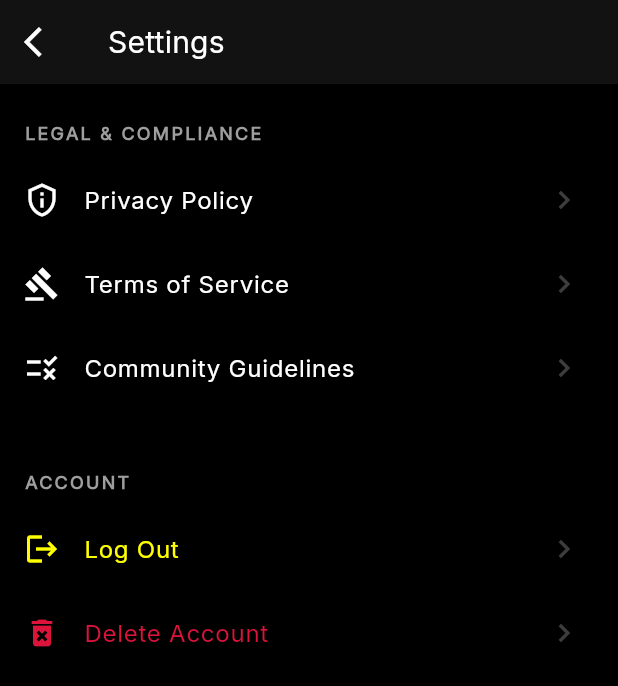
After one commit to ahmedimran257-wq/Fuse, a Flutter app: the screen it shows once a user with an empty profile is signed in, item 3 of the bottom bar chosen, after a tap on the "settings" icon, on a phone screen of 412 x 824 dp. The commit adds this screen. Shown: the top 686 px of the screen. Run offline on Flutter 3.47's test engine with Material 3 defaults, Android fonts, the phone set to English and light mode, and no system bars; our stand-ins replace cached_network_image, camera, firebase_core, firebase_messaging, flutter_animate, flutter_dotenv and 10 more; accounts and stored records are empty; network calls fail.

Commit message:
Update project

```diff
--- a/lib/core/routing/app_router.dart
+++ b/lib/core/routing/app_router.dart
@@ -21,6 +21,7 @@ import '../../features/profile/presentation/immortal_posts_screen.dart';
 import '../../features/feed/presentation/comments_screen.dart';
 import '../../features/profile/presentation/public_profile_screen.dart';
 import '../../features/auth/presentation/onboarding_screen.dart';
+import '../../features/profile/presentation/settings_screen.dart';
 import 'main_scaffold.dart';
 
 CustomTransitionPage buildPageWithDefaultTransition<T>({
@@ -216,6 +217,14 @@ final routerProvider = Provider<GoRouter>((ref) {
           );
         },
       ),
+      GoRoute(
+        path: '/settings',
+        pageBuilder: (context, state) => buildPageWithDefaultTransition(
+          context: context,
+          state: state,
+          child: const SettingsScreen(),
+        ),
+      ),
     ],
   );
 });
--- /dev/null
+++ b/lib/core/services/notification_service.dart
@@ -0,0 +1,107 @@
+import 'package:firebase_messaging/firebase_messaging.dart';
+import 'package:flutter_local_notifications/flutter_local_notifications.dart';
+import 'package:supabase_flutter/supabase_flutter.dart';
+import 'package:flutter/foundation.dart';
+import 'dart:ui';
+
+class NotificationService {
+  static final NotificationService _instance = NotificationService._internal();
+  factory NotificationService() => _instance;
+  NotificationService._internal();
+
+  final _firebaseMessaging = FirebaseMessaging.instance;
+  final _localNotifications = FlutterLocalNotificationsPlugin();
+
+  Future<void> initialize() async {
+    try {
+      // 1. Request Permission from the user
+      final settings = await _firebaseMessaging.requestPermission(
+        alert: true,
+        badge: true,
+        sound: true,
+      );
+
+      if (settings.authorizationStatus != AuthorizationStatus.authorized) {
+        debugPrint('User declined push notifications');
+        return;
+      }
+
+      // 2. Initialize Local Notifications (For Foreground display)
+      const androidInit = AndroidInitializationSettings('@mipmap/ic_launcher');
+      const iosInit = DarwinInitializationSettings();
+      await _localNotifications.initialize(
+        settings: InitializationSettings(android: androidInit, iOS: iosInit),
+      );
+
+      // Create the high priority channel for Android
+      const channel = AndroidNotificationChannel(
+        'fuse_high_priority',
+        'High Priority Notifications',
+        description: 'Used for dying posts and messages',
+        importance: Importance.max,
+      );
+      await _localNotifications
+          .resolvePlatformSpecificImplementation<
+            AndroidFlutterLocalNotificationsPlugin
+          >()
+          ?.createNotificationChannel(channel);
+
+      // 3. Get the FCM Token and send it to Supabase
+      final token = await _firebaseMessaging.getToken();
+      if (token != null) {
+        await _registerTokenWithSupabase(token);
+      }
+
+      // Listen for token refreshes
+      _firebaseMessaging.onTokenRefresh.listen(_registerTokenWithSupabase);
+
+      // 4. Handle Foreground Messages
+      FirebaseMessaging.onMessage.listen((RemoteMessage message) {
+        _showLocalNotification(message);
+      });
+    } catch (e) {
+      debugPrint('Failed to initialize notifications: $e');
+    }
+  }
+
+  Future<void> _registerTokenWithSupabase(String token) async {
+    // Supabase native method to store the FCM token for the current user
+    try {
+      // This assumes you are using the built-in Supabase push setup.
+      // If you are using a custom table, you would insert the token into a `user_fcm_tokens` table here.
+      // For now, we will use a custom RPC to store it securely.
+      await Supabase.instance.client.rpc(
+        'register_fcm_token',
+        params: {'p_token': token},
+      );
+    } catch (e) {
+      debugPrint('Error registering token: $e');
+    }
+  }
+
+  void _showLocalNotification(RemoteMessage message) {
+    final notification = message.notification;
+    if (notification == null) return;
+
+    _localNotifications.show(
+      id: notification.hashCode,
+      title: notification.title,
+      body: notification.body,
+      notificationDetails: const NotificationDetails(
+        android: AndroidNotificationDetails(
+          'fuse_high_priority',
+          'High Priority Notifications',
+          channelDescription: 'Used for dying posts and messages',
+          importance: Importance.max,
+          priority: Priority.high,
+          color: Color(0xFFFF3366), // AppColors.danger
+        ),
+        iOS: DarwinNotificationDetails(
+          presentAlert: true,
+          presentSound: true,
+          presentBadge: true,
+        ),
+      ),
+    );
+  }
+}
--- a/lib/features/auth/data/auth_repository.dart
+++ b/lib/features/auth/data/auth_repository.dart
@@ -33,4 +33,11 @@ class AuthRepository {
   Stream<AuthState> authStateChanges() {
     return _client.auth.onAuthStateChange;
   }
+
+  Future<void> deleteAccount() async {
+    // 1. Trigger the secure deletion RPC
+    await _client.rpc('delete_user_account');
+    // 2. Sign out locally to clear the device cache
+    await signOut();
+  }
 }
--- a/lib/features/profile/presentation/profile_screen.dart
+++ b/lib/features/profile/presentation/profile_screen.dart
@@ -2,7 +2,6 @@ import 'package:flutter/material.dart';
 import 'package:flutter_riverpod/flutter_riverpod.dart';
 import 'package:supabase_flutter/supabase_flutter.dart';
 import 'profile_controller.dart';
-import '../../auth/presentation/auth_controller.dart';
 import '../../../shared/widgets/fuse_glass_card.dart';
 import '../../../shared/widgets/premium_button.dart';
 import '../../../core/theme/app_colors.dart';
@@ -41,10 +40,10 @@ class ProfileScreen extends ConsumerWidget {
         actions: [
           if (isOwnProfile)
             IconButton(
-              icon: const Icon(Icons.logout, color: AppColors.danger),
-              onPressed: () async {
+              icon: const Icon(Icons.settings, color: Colors.white),
+              onPressed: () {
                 HapticsEngine.selectionClick();
-                await ref.read(authControllerProvider.notifier).signOut();
+                context.push('/settings');
               },
             ),
         ],
--- a/lib/features/profile/presentation/public_profile_screen.dart
+++ b/lib/features/profile/presentation/public_profile_screen.dart
@@ -173,7 +173,7 @@ class PublicProfileScreen extends ConsumerWidget {
                 ),
               ),
               loading: () => const CircularProgressIndicator(),
-              error: (_, __) => const SizedBox(),
+              error: (_, _) => const SizedBox(),
             ),
             const SizedBox(height: 32),
             const Divider(color: AppColors.surfaceHighlight),
@@ -209,7 +209,7 @@ class PublicProfileScreen extends ConsumerWidget {
                   },
                 ),
                 loading: () => const Center(child: CircularProgressIndicator()),
-                error: (_, __) =>
+                error: (_, _) =>
                     const Center(child: Text('Failed to load posts')),
               ),
             ),
--- /dev/null
+++ b/lib/features/profile/presentation/settings_screen.dart
@@ -0,0 +1,141 @@
+import 'package:flutter/material.dart';
+import 'package:flutter_riverpod/flutter_riverpod.dart';
+import 'package:go_router/go_router.dart';
+import 'package:url_launcher/url_launcher.dart';
+import '../../../core/theme/app_colors.dart';
+import '../../auth/presentation/auth_controller.dart';
+
+class SettingsScreen extends ConsumerWidget {
+  const SettingsScreen({super.key});
+
+  Future<void> _confirmDeleteAccount(
+    BuildContext context,
+    WidgetRef ref,
+  ) async {
+    final confirm = await showDialog<bool>(
+      context: context,
+      builder: (ctx) => AlertDialog(
+        backgroundColor: AppColors.surface,
+        title: const Text(
+          'Delete Account?',
+          style: TextStyle(color: Colors.white, fontWeight: FontWeight.bold),
+        ),
+        content: const Text(
+          'This action is permanent and cannot be undone. All your posts, time donated, and data will be destroyed.',
+          style: TextStyle(color: Colors.white70),
+        ),
+        actions: [
+          TextButton(
+            onPressed: () => Navigator.pop(ctx, false),
+            child: const Text(
+              'Cancel',
+              style: TextStyle(color: Colors.white54),
+            ),
+          ),
+          TextButton(
+            onPressed: () => Navigator.pop(ctx, true),
+            child: const Text(
+              'DELETE',
+              style: TextStyle(
+                color: AppColors.danger,
+                fontWeight: FontWeight.bold,
+              ),
+            ),
+          ),
+        ],
+      ),
+    );
+
+    if (confirm == true && context.mounted) {
+      await ref.read(authControllerProvider.notifier).deleteAccount();
+    }
+  }
+
+  Future<void> _launchURL(String url) async {
+    final uri = Uri.parse(url);
+    if (await canLaunchUrl(uri)) {
+      await launchUrl(uri);
+    }
+  }
+
+  @override
+  Widget build(BuildContext context, WidgetRef ref) {
+    return Scaffold(
+      backgroundColor: AppColors.background,
+      appBar: AppBar(
+        backgroundColor: AppColors.surface,
+        elevation: 0,
+        title: const Text('Settings', style: TextStyle(color: Colors.white)),
+        leading: IconButton(
+          icon: const Icon(Icons.arrow_back_ios, color: Colors.white),
+          onPressed: () => context.pop(),
+        ),
+      ),
+      body: ListView(
+        children: [
+          const SizedBox(height: 16),
+          _buildSectionHeader('LEGAL & COMPLIANCE'),
+          _buildListTile(
+            icon: Icons.privacy_tip_outlined,
+            title: 'Privacy Policy',
+            onTap: () => _launchURL('https://fuse.app/privacy'),
+          ),
+          _buildListTile(
+            icon: Icons.gavel,
+            title: 'Terms of Service',
+            onTap: () => _launchURL('https://fuse.app/terms'),
+          ),
+          _buildListTile(
+            icon: Icons.rule,
+            title: 'Community Guidelines',
+            onTap: () => _launchURL('https://fuse.app/guidelines'),
+          ),
+
+          const SizedBox(height: 32),
+          _buildSectionHeader('ACCOUNT'),
+          _buildListTile(
+            icon: Icons.logout,
+            title: 'Log Out',
+            color: AppColors.timerWarning,
+            onTap: () => ref.read(authControllerProvider.notifier).signOut(),
+          ),
+          _buildListTile(
+            icon: Icons.delete_forever,
+            title: 'Delete Account',
+            color: AppColors.danger,
+            onTap: () => _confirmDeleteAccount(context, ref),
+          ),
+        ],
+      ),
+    );
+  }
+
+  Widget _buildSectionHeader(String title) {
+    return Padding(
+      padding: const EdgeInsets.symmetric(horizontal: 16, vertical: 8),
+      child: Text(
+        title,
+        style: const TextStyle(
+          color: AppColors.textSecondary,
+          fontSize: 12,
+          fontWeight: FontWeight.bold,
+          letterSpacing: 1.5,
+        ),
+      ),
+    );
+  }
+
+  Widget _buildListTile({
+    required IconData icon,
+    required String title,
+    required VoidCallback onTap,
+    Color color = Colors.white,
+  }) {
+    return ListTile(
+      leading: Icon(icon, color: color),
+      title: Text(title, style: TextStyle(color: color, fontSize: 16)),
+      trailing: const Icon(Icons.chevron_right, color: Colors.white24),
+      onTap: onTap,
+    );
+  }
+}
--- a/lib/main.dart
+++ b/lib/main.dart
@@ -2,6 +2,8 @@ import 'package:flutter/material.dart';
 import 'package:supabase_flutter/supabase_flutter.dart';
 import 'package:flutter_riverpod/flutter_riverpod.dart';
 import 'package:flutter_dotenv/flutter_dotenv.dart';
+import 'package:firebase_core/firebase_core.dart';
+import 'core/services/notification_service.dart';
 import 'app.dart';
 
 void main() async {
@@ -10,10 +12,25 @@ void main() async {
   // Load environment variables
   await dotenv.load(fileName: ".env");
 
+  // Initialize Supabase
   await Supabase.initialize(
     url: dotenv.env['SUPABASE_URL']!,
     anonKey: dotenv.env['SUPABASE_ANON_KEY']!,
   );
 
+  // Initialize Firebase (Required for Push)
+  // Note: You MUST run 'flutterfire configure' in your terminal later to generate firebase_options.dart
+  // For now, we wrap it in a try-catch so the app doesn't crash before you run the CLI.
+  try {
+    // If you haven't run flutterfire configure yet, this might fail or require options.
+    // Once configured, you can just call Firebase.initializeApp() usually.
+    await Firebase.initializeApp();
+    await NotificationService().initialize();
+  } catch (e) {
+    debugPrint(
+      'Firebase not configured yet. Run flutterfire configure. Error: $e',
+    );
+  }
+
   runApp(const ProviderScope(child: App()));
 }
--- a/pubspec.yaml
+++ b/pubspec.yaml
@@ -77,6 +77,10 @@ dependencies:
   flutter_dotenv: ^6.0.0
   permission_handler: ^12.0.1
   image_cropper: ^11.0.0
+  url_launcher: ^6.3.2
+  firebase_core: ^4.5.0
+  firebase_messaging: ^16.1.2
+  flutter_local_notifications: ^20.1.0
 
 dev_dependencies:
   flutter_test:
```
Also changed, not shown: lib/features/auth/presentation/auth_controller.dart (+13 -0 lines), lib/features/feed/presentation/post_widget.dart (+17 -14 lines), pubspec.lock, 6 other files.
